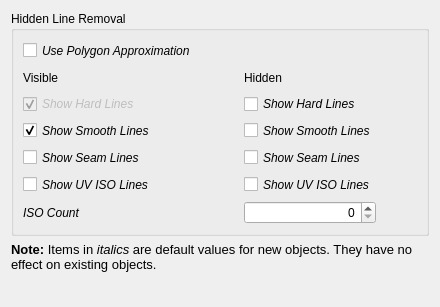
The window that src/Mod/TechDraw/Gui/DlgPrefsTechDrawHLR.ui (southseact-3d/fcd) describes before a commit, drawn with Qt 5.
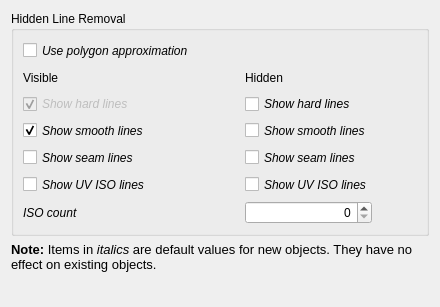
The same window after the commit. Custom widgets are drawn as their Qt base class.

Commit message:
TechDraw: Update UI strings for consistency
Closes: #22143

```diff
--- a/src/Mod/TechDraw/Gui/DlgPrefsTechDrawHLR.ui
+++ b/src/Mod/TechDraw/Gui/DlgPrefsTechDrawHLR.ui
@@ -67,7 +67,7 @@
 Fast, but result is a collection of short straight lines.</string>
           </property>
           <property name="text">
-           <string>Use Polygon Approximation</string>
+           <string>Use polygon approximation</string>
           </property>
           <property name="prefEntry" stdset="0">
            <cstring>UsePolygon</cstring>
@@ -140,7 +140,7 @@
            <string>Show hard and outline edges (always shown)</string>
           </property>
           <property name="text">
-           <string>Show Hard Lines</string>
+           <string>Show hard lines</string>
           </property>
           <property name="checkable">
            <bool>true</bool>
@@ -173,7 +173,7 @@
            <string>Show hidden hard and outline edges</string>
           </property>
           <property name="text">
-           <string>Show Hard Lines</string>
+           <string>Show hard lines</string>
           </property>
           <property name="prefEntry" stdset="0">
            <cstring>HardHid</cstring>
@@ -200,7 +200,7 @@
            <string>Show smooth lines</string>
           </property>
           <property name="text">
-           <string>Show Smooth Lines</string>
+           <string>Show smooth lines</string>
           </property>
           <property name="checked">
            <bool>true</bool>
@@ -230,7 +230,7 @@
            <string>Show hidden smooth edges</string>
           </property>
           <property name="text">
-           <string>Show Smooth Lines</string>
+           <string>Show smooth lines</string>
           </property>
           <property name="prefEntry" stdset="0">
            <cstring>SmoothHid</cstring>
@@ -257,7 +257,7 @@
            <string>Show seam lines</string>
           </property>
           <property name="text">
-           <string>Show Seam Lines</string>
+           <string>Show seam lines</string>
           </property>
           <property name="checked">
            <bool>false</bool>
@@ -287,7 +287,7 @@
            <string>Show hidden seam lines</string>
           </property>
           <property name="text">
-           <string>Show Seam Lines</string>
+           <string>Show seam lines</string>
           </property>
           <property name="prefEntry" stdset="0">
            <cstring>SeamHid</cstring>
@@ -314,7 +314,7 @@
            <string>Make lines of equal parameterization</string>
           </property>
           <property name="text">
-           <string>Show UV ISO Lines</string>
+           <string>Show UV ISO lines</string>
           </property>
           <property name="prefEntry" stdset="0">
            <cstring>IsoViz</cstring>
@@ -341,7 +341,7 @@
            <string>Show hidden equal parameterization lines</string>
           </property>
           <property name="text">
-           <string>Show UV ISO Lines</string>
+           <string>Show UV ISO lines</string>
           </property>
           <property name="prefEntry" stdset="0">
            <cstring>IsoHid</cstring>
@@ -365,7 +365,7 @@
            </font>
           </property>
           <property name="text">
-           <string>ISO Count</string>
+           <string>ISO count</string>
           </property>
          </widget>
         </item>
```
Left out of the diff: 16 changed lines with no effect on the pictures. The commit also changes 92 other files.
